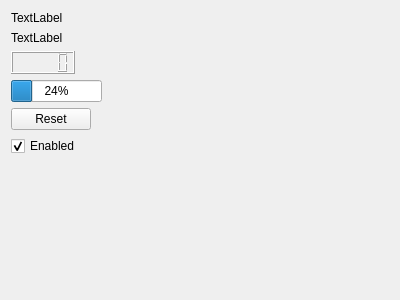
Above: src/ui/SkyeAUStatus.ui from skye-git/qgroundcontrol-old before the change. Below: the same form after it.
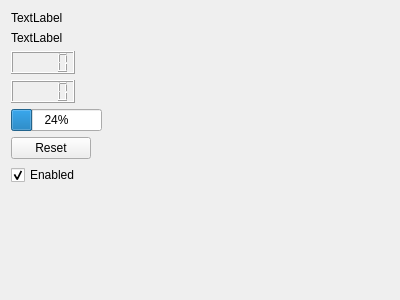
That is the form after the change.

Diff of the .ui file:
```diff
--- a/src/ui/SkyeAUStatus.ui
+++ b/src/ui/SkyeAUStatus.ui
@@ -24,7 +24,7 @@
      </property>
     </widget>
    </item>
-   <item row="4" column="0">
+   <item row="5" column="0">
     <widget class="QProgressBar" name="progressBarThrust">
      <property name="value">
       <number>24</number>
@@ -38,14 +38,14 @@
      </property>
     </widget>
    </item>
-   <item row="5" column="0">
+   <item row="6" column="0">
     <widget class="QPushButton" name="pushButton">
      <property name="text">
       <string>Reset</string>
      </property>
     </widget>
    </item>
-   <item row="6" column="0">
+   <item row="7" column="0">
     <widget class="QCheckBox" name="checkBox">
      <property name="text">
       <string>Enabled</string>
@@ -55,6 +55,9 @@
      </property>
     </widget>
    </item>
+   <item row="4" column="0">
+    <widget class="QLCDNumber" name="lcdNumberCurrent"/>
+   </item>
   </layout>
  </widget>
  <resources/>
```
